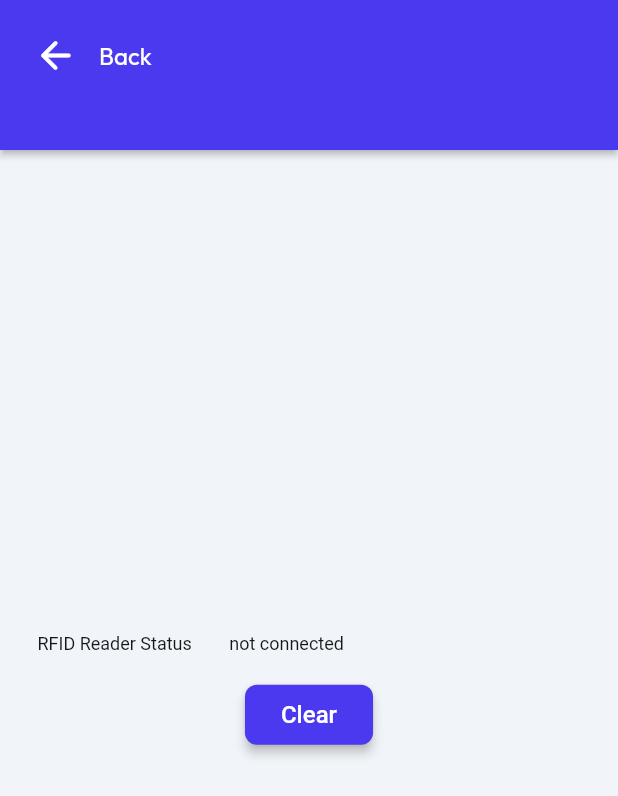
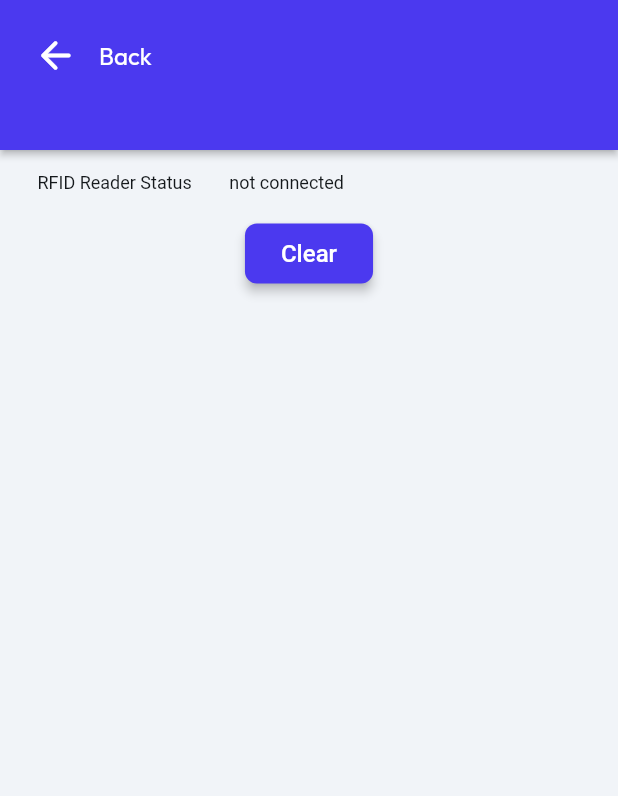
Before and after one commit to haitham-khairy/flutterflow, a Flutter app: the screen it shows after launch, after a tap on "Clear", on a phone screen of 412 x 824 dp. Shown: the top 796 px of the screen. Run offline on Flutter 3.47's test engine with Material 3 defaults, Android fonts, the light colour scheme and no system bars; drawn by our look-alikes of auto_size_text; our stand-ins replace equatable, flutter_svg, font_awesome_flutter, from_css_color, go_router, google_fonts and 4 more; missing offline and left inert: dart:ffi, json_path, mime_type, zebra_rfid_sdk_plugin; accounts and stored records are empty; Roboto replaces fonts that are missing (Readex Pro).

Commit message:
Updating to latest FlutterFlow output.

```diff
--- a/lib/custom_code/actions/readtagcount.dart
+++ b/lib/custom_code/actions/readtagcount.dart
@@ -41,6 +41,9 @@ Future<List<RFIDTagsdataStruct>> readtagcount(bool? clear) async {
     errorCallback: (err) {
       ZebraRfidSdkPlugin.toast(err.errorMessage);
     },
+    connectionStatusCallback: (status) {
+      //   connectionStatus = status;
+    },
   ));
 
   for (int i = 0; i < rfidDatas.length; i++) {
--- a/lib/pages/geohash/geohash_widget.dart
+++ b/lib/pages/geohash/geohash_widget.dart
@@ -32,7 +32,7 @@ class _GeohashWidgetState extends State<GeohashWidget> {
     // On page load action.
     SchedulerBinding.instance.addPostFrameCallback((_) async {
       _model.instantTimer2 = InstantTimer.periodic(
-        duration: const Duration(milliseconds: 5000),
+        duration: const Duration(milliseconds: 1000),
         callback: (timer) async {
           _model.rfidloadstatus = await actions.getRFIDReaderStatus();
           setState(() {
@@ -142,7 +142,6 @@ class _GeohashWidgetState extends State<GeohashWidget> {
           top: true,
           child: Align(
             alignment: const AlignmentDirectional(0.0, 0.0),
-            child: SingleChildScrollView(
             child: Column(
               mainAxisSize: MainAxisSize.max,
               mainAxisAlignment: MainAxisAlignment.start,
@@ -189,8 +188,7 @@ class _GeohashWidgetState extends State<GeohashWidget> {
                   ),
                 ),
                 Padding(
-                    padding:
-                        const EdgeInsetsDirectional.fromSTEB(0.0, 0.0, 0.0, 15.0),
+                  padding: const EdgeInsetsDirectional.fromSTEB(0.0, 0.0, 0.0, 15.0),
                   child: Row(
                     mainAxisSize: MainAxisSize.max,
                     mainAxisAlignment: MainAxisAlignment.spaceEvenly,
@@ -201,8 +199,7 @@ class _GeohashWidgetState extends State<GeohashWidget> {
                             true,
                           );
                           setState(() {
-                              FFAppState().RFIDTagsList = _model
-                                  .clearrfidoutput!
+                            FFAppState().RFIDTagsList = _model.clearrfidoutput!
                                 .toList()
                                 .cast<RFIDTagsdataStruct>();
                           });
@@ -217,9 +214,8 @@ class _GeohashWidgetState extends State<GeohashWidget> {
                           iconPadding: const EdgeInsetsDirectional.fromSTEB(
                               0.0, 0.0, 0.0, 0.0),
                           color: FlutterFlowTheme.of(context).primary,
-                            textStyle: FlutterFlowTheme.of(context)
-                                .titleSmall
-                                .override(
+                          textStyle:
+                              FlutterFlowTheme.of(context).titleSmall.override(
                                     fontFamily: 'Readex Pro',
                                     color: Colors.white,
                                     letterSpacing: 0.0,
@@ -235,7 +231,8 @@ class _GeohashWidgetState extends State<GeohashWidget> {
                     ],
                   ),
                 ),
-                  Builder(
+                Expanded(
+                  child: Builder(
                     builder: (context) {
                       final rfidtaglist = FFAppState().RFIDTagsList.toList();
                       return ListView.builder(
@@ -328,8 +325,8 @@ class _GeohashWidgetState extends State<GeohashWidget> {
                       );
                     },
                   ),
+                ),
               ].divide(const SizedBox(height: 5.0)),
-              ),
             ),
           ),
         ),
```
Lines whose indentation alone changed are shown as unchanged.
